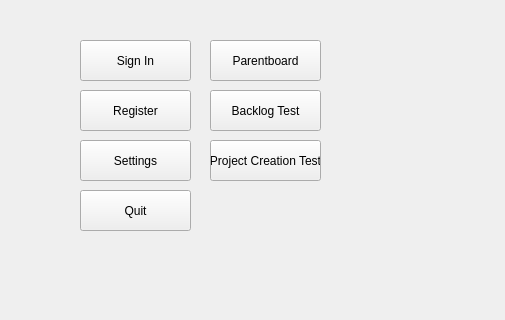
The window that code/Staging_Environment/Recovered/Staging_Environment_Recorverd/mainwindow.ui (muazzamaqeel/Software-Project-CTS-5) describes before a commit, drawn with Qt 5; both pictures show x 0 to 505 and y 310 to 630 of the 1280 by 720 pixel window.
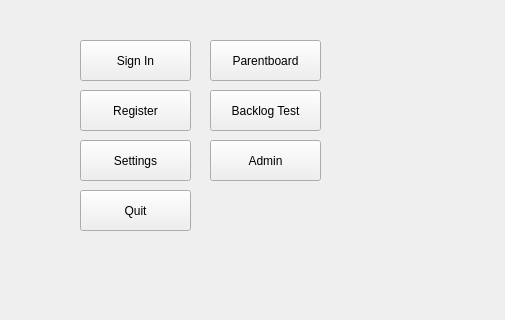
The same window after the commit.

Commit message:
LaunchScreen, AdminButton
LaunchScreen window and animation added, adminButton replaces Project Creation button (ui is not removed, just not used for this pull request)
Added: launch.cpp/.h/.ui
Edited: main.cpp, adminstrator.cpp/.ui, mainwindow.cpp/.h/.ui, CMakeLists.txt

(Note: administrator mispelled as adminstrator)

The edit to the form file:
```diff
--- a/code/Staging_Environment/Recovered/Staging_Environment_Recorverd/mainwindow.ui
+++ b/code/Staging_Environment/Recovered/Staging_Environment_Recorverd/mainwindow.ui
@@ -223,7 +223,7 @@
      </rect>
     </property>
     <property name="text">
-     <string>Project Creation Test</string>
+     <string>Admin</string>
     </property>
    </widget>
   </widget>
```
Left out of the diff: 18 changed lines with no effect on the pictures. The commit also changes 9 other files.
